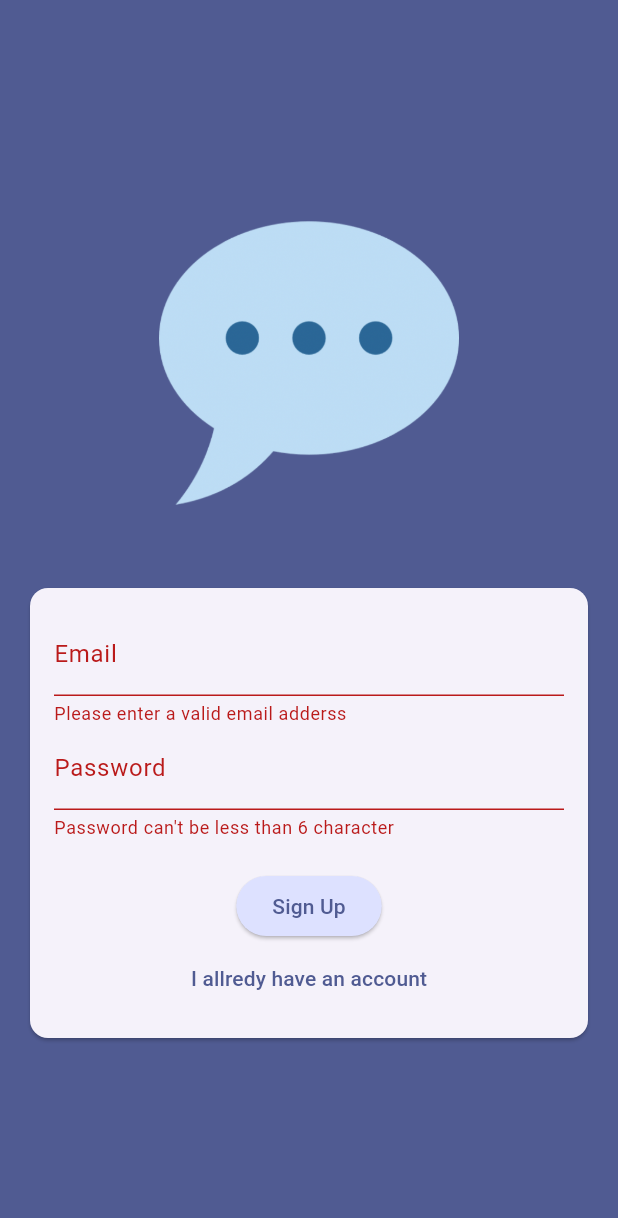
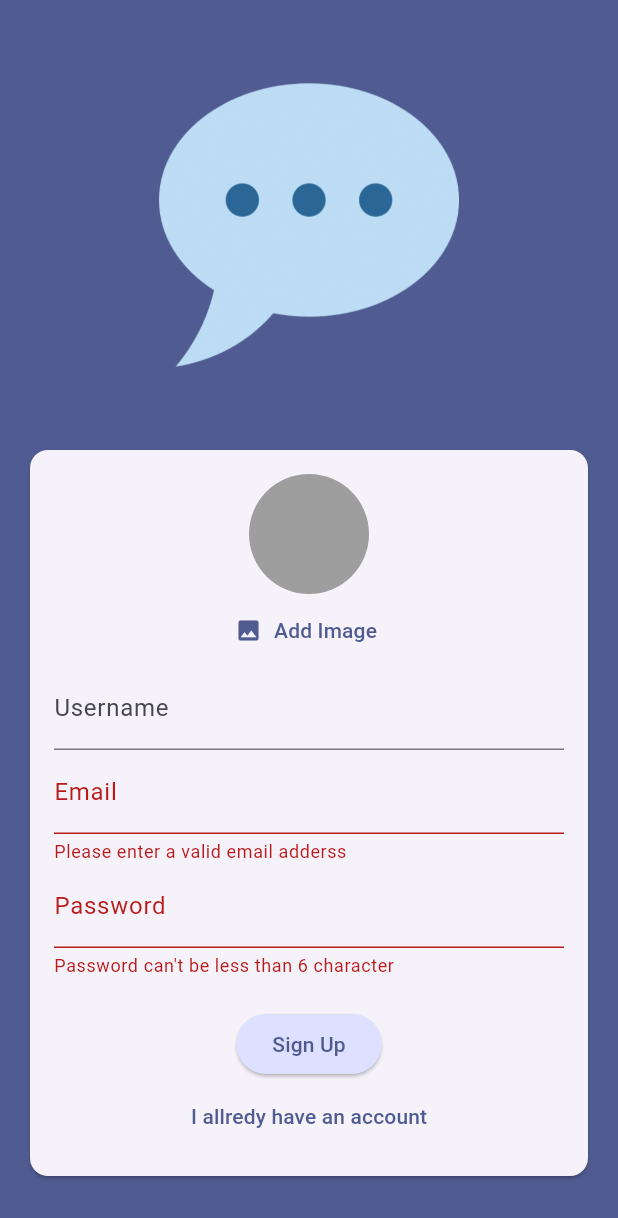
Before and after one commit to AbdelrahmanMasoudTaha/chaty_App, a Flutter app: the screen it shows after launch, after a tap on "Login", after a tap on "Create an account", on a phone screen of 412 x 824 dp. Shown: the top 1218 px of the screen. Run offline on Flutter 3.47's test engine with Material 3 defaults, Android fonts, the phone set to English and light mode, and no system bars; our stand-ins replace cloud_firestore, firebase_auth, firebase_core, firebase_storage, image_picker; accounts and stored records are empty.

Commit message:
Authintecat , save user image , send message , finsh messages screen , finish the app.

```diff
--- a/lib/main.dart
+++ b/lib/main.dart
@@ -1,4 +1,7 @@
-import 'package:chaty/screens/auth_screen.dart';
+import 'screens/auth_screen.dart';
+import 'screens/chat_screen.dart';
+import 'screens/splash_screen.dart';
+import 'package:firebase_auth/firebase_auth.dart';
 import 'package:flutter/material.dart';
 import 'package:firebase_core/firebase_core.dart';
 import 'firebase_options.dart';
@@ -19,11 +22,22 @@ class MyApp extends StatelessWidget {
     return MaterialApp(
       title: 'Flutter Demo',
       theme: ThemeData(
-        colorScheme:
-            ColorScheme.fromSeed(seedColor: Color.fromARGB(255, 83, 110, 231)),
+        colorScheme: ColorScheme.fromSeed(
+            seedColor: const Color.fromARGB(255, 83, 110, 231)),
         useMaterial3: true,
       ),
-      home: const AuthScreen(),
+      home: StreamBuilder(
+        stream: FirebaseAuth.instance.authStateChanges(),
+        builder: (context, snapshot) {
+          if (snapshot.connectionState == ConnectionState.waiting) {
+            return const SplashScreen();
+          }
+          if (snapshot.hasData) {
+            return const ChatScreen();
+          }
+          return const AuthScreen();
+        },
+      ),
     );
   }
 }
--- a/lib/screens/auth_screen.dart
+++ b/lib/screens/auth_screen.dart
@@ -1,8 +1,9 @@
-import 'dart:developer';
-
+import 'dart:io';
+import 'package:chaty/widgets/user_img.dart';
 import 'package:firebase_auth/firebase_auth.dart';
-import 'package:firebase_core/firebase_core.dart';
 import 'package:flutter/material.dart';
+import 'package:firebase_storage/firebase_storage.dart';
+import 'package:cloud_firestore/cloud_firestore.dart';
 
 final _firebase = FirebaseAuth.instance;
 
@@ -17,30 +18,60 @@ class _AuthScreenState extends State<AuthScreen> {
   final GlobalKey<FormState> _formKey = GlobalKey<FormState>();
   bool _islogin = true;
   String _enterdEmail = '';
+  String _enterdUsername = '';
   String _enterdPasswoud = '';
+  File? _selectedImageFile;
+  bool _isUploading = false;
 
   void _supmit() async {
     bool vaild = _formKey.currentState!.validate();
-    if (!vaild) {
+    if (!vaild || (!_islogin && _selectedImageFile == null)) {
       return;
     }
+    try {
+      setState(() {
+        _isUploading = true;
+      });
       if (_islogin) {
+        final UserCredential userCredential =
+            await _firebase.signInWithEmailAndPassword(
+          email: _enterdEmail,
+          password: _enterdPasswoud,
+        );
       } else {
-      try {
         final UserCredential userCredential =
             await _firebase.createUserWithEmailAndPassword(
           email: _enterdEmail,
           password: _enterdPasswoud,
         );
+        final Reference storageRef = FirebaseStorage.instance
+            .ref()
+            .child('user_image')
+            .child('${userCredential.user!.uid}.jpg');
+        await storageRef.putFile(_selectedImageFile!);
+        final imgUrl = await storageRef.getDownloadURL();
+
+        FirebaseFirestore.instance
+            .collection('users')
+            .doc(userCredential.user!.uid)
+            .set({
+          'username': _enterdUsername,
+          'email': _enterdEmail,
+          'img_url': imgUrl,
+        });
+      }
     } on FirebaseAuthException catch (e) {
       ScaffoldMessenger.of(context).clearSnackBars();
       ScaffoldMessenger.of(context).showSnackBar(
-            SnackBar(content: Text(e.message ?? 'Authentication faild.')));
-      }
+        SnackBar(
+          content: Text(e.message ?? 'Authentication faild.'),
+        ),
+      );
+      setState(() {
+        _isUploading = false;
+      });
     }
     _formKey.currentState!.save();
-    log(_enterdEmail);
-    log(_enterdPasswoud);
   }
 
   @override
@@ -68,6 +99,28 @@ class _AuthScreenState extends State<AuthScreen> {
                       key: _formKey,
                       child: Column(
                         children: [
+                          if (!_islogin)
+                            UserImg(
+                              onPickeImage: (pickedImg) {
+                                _selectedImageFile = pickedImg;
+                              },
+                            ),
+                          if (!_islogin)
+                            TextFormField(
+                              validator: (value) {
+                                if (value == null || value.trim().length < 4) {
+                                  return 'Please enter at least 4 character';
+                                }
+                                return null;
+                              },
+                              onSaved: (newValue) =>
+                                  _enterdUsername = newValue!,
+                              decoration: const InputDecoration(
+                                label: Text(
+                                  'Username',
+                                ),
+                              ),
+                            ),
                           TextFormField(
                             validator: (value) {
                               if (value == null ||
@@ -105,6 +158,8 @@ class _AuthScreenState extends State<AuthScreen> {
                           const SizedBox(
                             height: 20,
                           ),
+                          if (_isUploading) const CircularProgressIndicator(),
+                          if (!_isUploading)
                             ElevatedButton(
                               onPressed: _supmit,
                               style: TextButton.styleFrom(
@@ -113,6 +168,7 @@ class _AuthScreenState extends State<AuthScreen> {
                                       .primaryContainer),
                               child: Text(_islogin ? 'Login' : 'Sign Up'),
                             ),
+                          if (!_isUploading)
                             TextButton(
                               onPressed: () {
                                 setState(() {
--- /dev/null
+++ b/lib/screens/splash_screen.dart
@@ -0,0 +1,29 @@
+import 'package:firebase_auth/firebase_auth.dart';
+import 'package:flutter/material.dart';
+
+class SplashScreen extends StatelessWidget {
+  const SplashScreen({super.key});
+
+  @override
+  Widget build(BuildContext context) {
+    return Scaffold(
+      backgroundColor: Theme.of(context).colorScheme.primary,
+      appBar: AppBar(
+        title: const Text('Chaty'),
+        actions: [
+          IconButton(
+              onPressed: () {
+                FirebaseAuth.instance.signOut();
+              },
+              icon: Icon(
+                Icons.exit_to_app,
+                color: Theme.of(context).colorScheme.primary,
+              ))
+        ],
+      ),
+      body: Center(
+        child: Text('loged in'),
+      ),
+    );
+  }
+}
--- /dev/null
+++ b/lib/widgets/user_img.dart
@@ -0,0 +1,55 @@
+import 'dart:io';
+
+import 'package:flutter/material.dart';
+import 'package:image_picker/image_picker.dart';
+
+class UserImg extends StatefulWidget {
+  const UserImg({super.key, required this.onPickeImage});
+  final void Function(File pickedImg) onPickeImage;
+
+  @override
+  State<UserImg> createState() => _UserImgState();
+}
+
+class _UserImgState extends State<UserImg> {
+  File? _pickedImageFile;
+
+  void _pickImage() async {
+    final XFile? pickedImage = await ImagePicker().pickImage(
+        source: ImageSource.gallery, maxWidth: 150, imageQuality: 50);
+
+    if (pickedImage == null) {
+      return;
+    }
+    setState(() {
+      _pickedImageFile = File(pickedImage.path);
+    });
+
+    widget.onPickeImage(_pickedImageFile!);
+  }
+
+  @override
+  Widget build(BuildContext context) {
+    return Column(
+      children: [
+        CircleAvatar(
+          radius: 40,
+          backgroundColor: Colors.grey,
+          foregroundImage:
+              _pickedImageFile == null ? null : FileImage(_pickedImageFile!),
+        ),
+        TextButton.icon(
+          onPressed: _pickImage,
+          label: Text(
+            'Add Image',
+            style: TextStyle(color: Theme.of(context).colorScheme.primary),
+          ),
+          icon: Icon(
+            Icons.image,
+            color: Theme.of(context).colorScheme.primary,
+          ),
+        )
+      ],
+    );
+  }
+}
```
Also changed, not shown: lib/screens/chat_screen.dart (added, +32 -0 lines), lib/widgets/chat_messages.dart (added, +66 -0 lines), lib/widgets/message_bubble.dart (added, +147 -0 lines), lib/widgets/new_message.dart (added, +76 -0 lines). Lines whose indentation alone changed are shown as unchanged.
